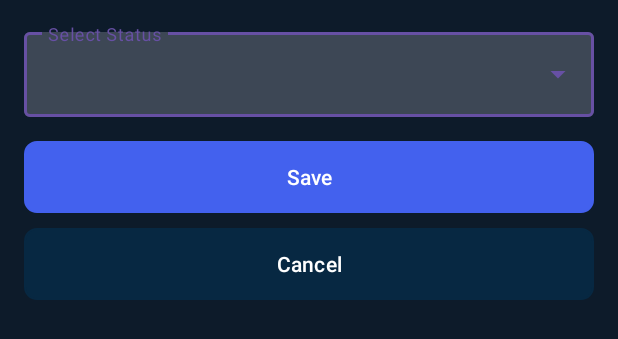
After one commit to onesusnayir/Tugas-Besar-Platform, an Android app: the layout bookmark_dialog.xml on its own in the app's theme, with its tools: preview values and no code run, on a phone screen of 412 x 824 dp. The commit adds this screen. Shown: the top 339 px of the screen. Run offline under Robolectric (Android 15) with nearby library versions, the phone set to English and light mode, and no system bars.

Commit message:
update comic detail bookmark button

```diff
--- a/app/build.gradle.kts
+++ b/app/build.gradle.kts
@@ -53,5 +53,7 @@ dependencies {
     implementation ("androidx.recyclerview:recyclerview:1.3.2")
     implementation ("com.github.bumptech.glide:glide:4.9.0")
     implementation ("net.sourceforge.streamsupport:streamsupport:1.7.4")
+    implementation ("com.google.android.material:material:1.11.0")
+
 
 }
--- a/app/src/main/res/layout/activity_comic_detail.xml
+++ b/app/src/main/res/layout/activity_comic_detail.xml
@@ -75,7 +75,8 @@
                 <LinearLayout
                     android:layout_width="match_parent"
                     android:layout_height="match_parent"
-                    android:orientation="vertical">
+                    android:orientation="vertical"
+                    android:layout_marginLeft="10dp">
 
                     <TextView
                         android:id="@+id/tvTitle"
--- /dev/null
+++ b/app/src/main/res/layout/bookmark_dialog.xml
@@ -0,0 +1,47 @@
+<?xml version="1.0" encoding="utf-8"?>
+<LinearLayout xmlns:android="http://schemas.android.com/apk/res/android"
+    android:layout_width="match_parent"
+    android:layout_height="wrap_content"
+    xmlns:app="http://schemas.android.com/apk/res-auto"
+    android:orientation="vertical"
+    android:padding="16dp">
+
+    <com.google.android.material.textfield.TextInputLayout
+        android:id="@+id/bookmark_dropdown_layout"
+        android:layout_width="match_parent"
+        android:layout_height="wrap_content"
+        android:hint="Select Status"
+        style="@style/Widget.MaterialComponents.TextInputLayout.OutlinedBox.ExposedDropdownMenu">
+
+        <AutoCompleteTextView
+            android:id="@+id/bookmark_dropdown"
+            android:layout_width="match_parent"
+            android:layout_height="wrap_content"
+            android:inputType="none" />
+    </com.google.android.material.textfield.TextInputLayout>
+
+    <LinearLayout
+        android:layout_width="match_parent"
+        android:layout_height="wrap_content"
+        android:orientation="vertical"
+        android:layout_marginTop="16dp">
+
+        <Button
+            android:id="@+id/btn_save"
+            android:layout_width="match_parent"
+            android:layout_height="wrap_content"
+            android:text="Save"
+            app:backgroundTint="@color/backgroundBtn"
+            android:background="@drawable/rounded"
+            android:layout_marginBottom="10dp"/>
+
+        <Button
+            android:id="@+id/btn_cancel"
+            android:layout_width="match_parent"
+            android:layout_height="wrap_content"
+            android:text="Cancel"
+            app:backgroundTint="@color/dark_blue"
+            android:background="@drawable/rounded"
+            />
+    </LinearLayout>
+</LinearLayout>
```
Also changed, not shown: app/src/main/java/com/example/manchingu/activities/ComicDetailActivity.java (+74 -16 lines).
